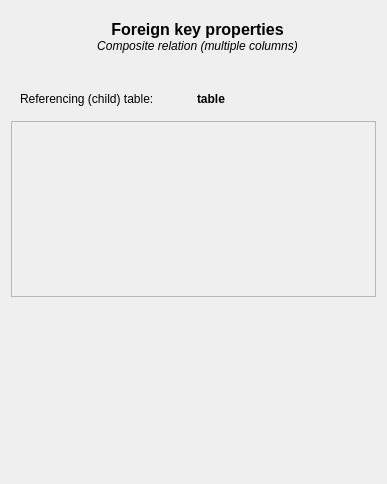
The window that Plugins/ErdEditor/erdconnectionpanel.ui (pawelsalawa/sqlitestudio) describes before a commit, drawn with Qt 5.
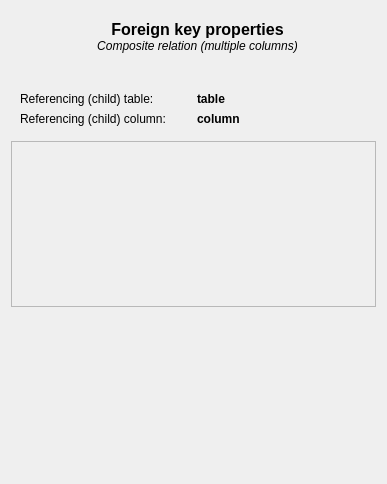
The same window after the commit.

The edit to the form file:
```diff
--- a/Plugins/ErdEditor/erdconnectionpanel.ui
+++ b/Plugins/ErdEditor/erdconnectionpanel.ui
@@ -150,6 +150,25 @@
         </property>
        </widget>
       </item>
+      <item row="1" column="0">
+       <widget class="QLabel" name="childColumnTitleLabel">
+        <property name="text">
+         <string>Referencing (child) column:</string>
+        </property>
+       </widget>
+      </item>
+      <item row="1" column="1">
+       <widget class="QLabel" name="childColumnName">
+        <property name="font">
+         <font>
+          <bold>true</bold>
+         </font>
+        </property>
+        <property name="text">
+         <string notr="true">column</string>
+        </property>
+       </widget>
+      </item>
      </layout>
     </widget>
    </item>
@@ -164,7 +183,7 @@
         <x>0</x>
         <y>0</y>
         <width>367</width>
-        <height>166</height>
+        <height>154</height>
        </rect>
       </property>
       <layout class="QVBoxLayout" name="verticalLayout2"/>
```
